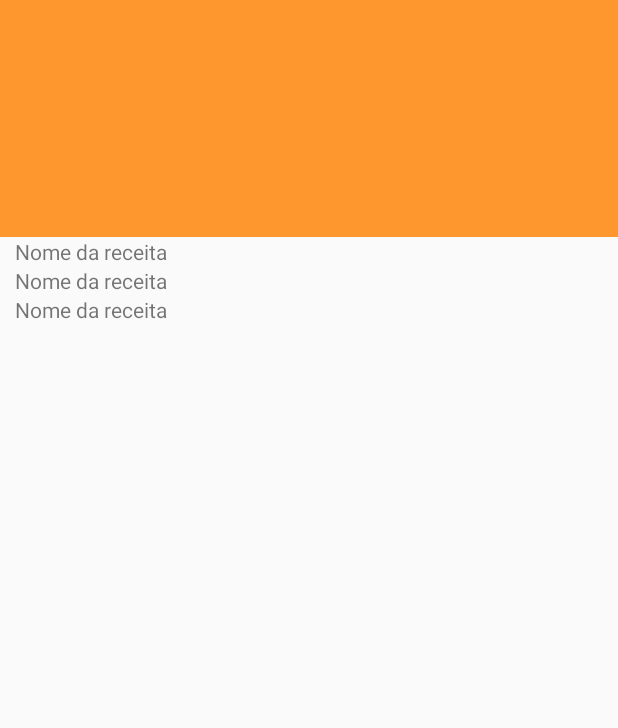
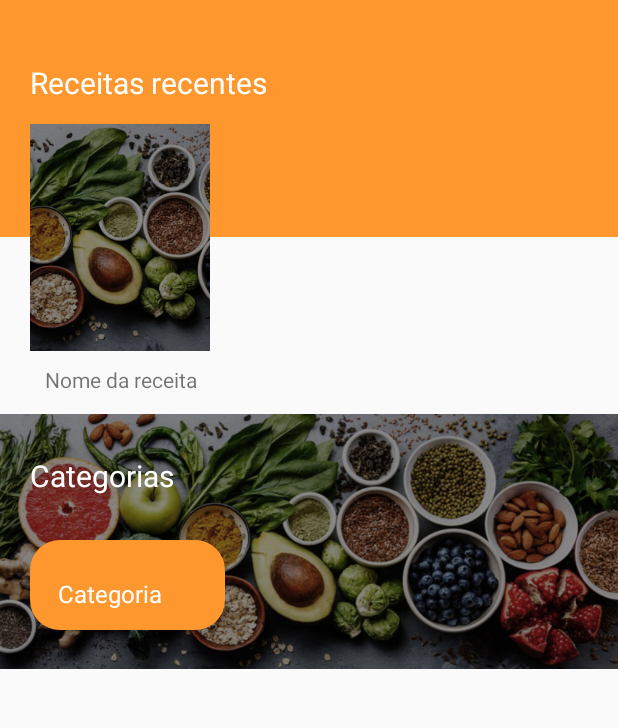
Before and after one commit to rafaelOsio/receita-de-bolso, an Android app: the layout fragment_inicio.xml on its own in the app's theme, with its tools: preview values and no code run, on a phone screen of 412 x 824 dp, the part 191-919 px from its top. Run offline under Robolectric (Android 15) with nearby library versions, the phone set to English and light mode, and no system bars.

Commit message:
crud receitas

```diff
--- a/src/app/src/main/AndroidManifest.xml
+++ b/src/app/src/main/AndroidManifest.xml
@@ -13,9 +13,8 @@
         <activity android:name=".Activities.MainActivity"
             android:theme="@style/AppTheme.NoActionBar">
             <intent-filter>
+                <action android:name="android.intent.action.VIEW"/>
                 <action android:name="android.intent.action.MAIN" />
-                <action android:name="android.intent.action.VIEW" />
-
                 <category android:name="android.intent.category.LAUNCHER" />
             </intent-filter>
         </activity>
@@ -26,6 +25,7 @@
             </activity>
         <activity android:name=".Activities.RecipeGetByIdActivity">
         </activity>
+
     </application>
 
 </manifest>
--- a/src/app/src/main/java/br/com/receita_de_bolso/Adapters/ReceitaMainAdapter.java
+++ b/src/app/src/main/java/br/com/receita_de_bolso/Adapters/ReceitaMainAdapter.java
@@ -43,7 +43,7 @@ public class ReceitaMainAdapter extends RecyclerView.Adapter<ReceitaMainViewHold
         DateFormat dateFormat = new SimpleDateFormat("yyyy-MM-dd HH:mm:ss");
         String strDataUltimoAcesso = dateFormat.format(this.receitas.get(i).getUltimoAcesso());
 
-        receitaMainViewHolder.nome.setText(this.receitas.get(i).getNome() + " - " + strDataUltimoAcesso);
+        receitaMainViewHolder.nome.setText(this.receitas.get(i).getNome());
 
     }
 
--- a/src/app/src/main/res/layout/activity_receita_form.xml
+++ b/src/app/src/main/res/layout/activity_receita_form.xml
@@ -15,7 +15,7 @@
             android:layout_height="48dp"
             android:layout_marginStart="20dp"
             android:layout_marginTop="20dp"
-            android:background="@drawable/ic_back"
+            android:background="@drawable/ic_rounded_back"
             app:layout_constraintStart_toStartOf="parent"
             app:layout_constraintTop_toTopOf="parent" />
 
--- a/src/app/src/main/res/layout/fragment_inicio.xml
+++ b/src/app/src/main/res/layout/fragment_inicio.xml
@@ -30,21 +30,69 @@
             app:layout_constraintStart_toStartOf="@+id/view"
             app:layout_constraintTop_toTopOf="@+id/view" />
 
+        <TextView
+            android:id="@+id/textView7"
+            android:layout_width="match_parent"
+            android:layout_height="wrap_content"
+            android:layout_marginStart="20dp"
+            android:layout_marginTop="41dp"
+            android:layout_marginEnd="20dp"
+            android:text="Receitas recentes"
+            android:textColor="@color/colorPrimary"
+            android:textSize="20dp"
+            app:layout_constraintEnd_toEndOf="parent"
+            app:layout_constraintStart_toStartOf="parent"
+            app:layout_constraintTop_toBottomOf="@+id/imageView" />
+
         <androidx.recyclerview.widget.RecyclerView
             android:id="@+id/receitas_recyclerview"
+            android:layout_width="wrap_content"
+            android:layout_height="179dp"
+            android:layout_marginTop="14dp"
+            android:orientation="horizontal"
+            android:padding="0dp"
+            app:layout_constraintEnd_toEndOf="parent"
+            app:layout_constraintHorizontal_bias="0.0"
+            app:layout_constraintStart_toStartOf="parent"
+            app:layout_constraintTop_toBottomOf="@+id/textView7"
+            tools:listitem="@layout/item_recipe_main" />
+
+        <ImageView
+            android:id="@+id/imageView2"
+            android:layout_width="match_parent"
+            android:layout_height="170dp"
+            android:layout_marginTop="14dp"
+            android:scaleType="centerCrop"
+            android:src="@drawable/img_categories_bg"
+            app:layout_constraintEnd_toEndOf="parent"
+            app:layout_constraintStart_toStartOf="parent"
+            app:layout_constraintTop_toBottomOf="@+id/receitas_recyclerview" />
+
+        <TextView
+            android:id="@+id/categories_title"
             android:layout_width="match_parent"
             android:layout_height="wrap_content"
-            android:orientation="horizontal"
-            app:layout_constraintTop_toBottomOf="@+id/view"
-            tools:listitem="@layout/item_recipe_main" />
-
+            android:layout_marginStart="20dp"
+            android:layout_marginTop="27dp"
+            android:layout_marginEnd="20dp"
+            android:text="Categorias"
+            android:textColor="@color/colorPrimary"
+            android:textSize="20dp"
+            app:layout_constraintEnd_toEndOf="parent"
+            app:layout_constraintStart_toStartOf="parent"
+            app:layout_constraintTop_toTopOf="@+id/imageView2" />
 
         <androidx.recyclerview.widget.RecyclerView
             android:id="@+id/categorias_recyclerview"
-            android:layout_width="match_parent"
-            android:layout_height="wrap_content"
+            android:layout_width="wrap_content"
+            android:layout_height="60dp"
+            android:layout_marginTop="84dp"
             android:orientation="horizontal"
+            app:layout_constraintEnd_toEndOf="parent"
+            app:layout_constraintHorizontal_bias="0.0"
+            app:layout_constraintStart_toStartOf="parent"
             app:layout_constraintTop_toBottomOf="@+id/receitas_recyclerview"
+            app:layout_constraintTop_toTopOf="@+id/imageView2"
             tools:listitem="@layout/item_categoria_main" />
 
     </androidx.constraintlayout.widget.ConstraintLayout>
--- a/src/app/src/main/res/layout/fragment_receitas.xml
+++ b/src/app/src/main/res/layout/fragment_receitas.xml
@@ -12,7 +12,7 @@
         android:layout_height="wrap_content"
         android:layout_marginStart="20dp"
         android:layout_marginEnd="20dp"
-        android:text="O que vamos cozinhar hoje?"
+        android:text="O que vamos cozinhar?"
         android:textSize="30sp"
         app:layout_constraintEnd_toStartOf="@+id/btn_add_recipe"
         app:layout_constraintStart_toStartOf="parent"
@@ -29,11 +29,11 @@
         app:layout_constraintTop_toTopOf="parent" />
 
     <androidx.recyclerview.widget.RecyclerView
-        android:paddingLeft="20dp"
         android:id="@+id/recipe_recyclerview"
         android:layout_width="match_parent"
         android:layout_height="0dp"
         android:layout_marginTop="20dp"
+        android:paddingLeft="20dp"
         app:layout_constraintBottom_toBottomOf="parent"
         app:layout_constraintEnd_toEndOf="parent"
         app:layout_constraintStart_toStartOf="parent"
--- a/src/app/src/main/res/layout/item_categoria_main.xml
+++ b/src/app/src/main/res/layout/item_categoria_main.xml
@@ -1,15 +1,26 @@
 <?xml version="1.0" encoding="utf-8"?>
-<LinearLayout
-    xmlns:android="http://schemas.android.com/apk/res/android"
-    android:orientation="vertical"
+<androidx.constraintlayout.widget.ConstraintLayout xmlns:android="http://schemas.android.com/apk/res/android"
+    xmlns:app="http://schemas.android.com/apk/res-auto"
     android:layout_width="wrap_content"
-    android:layout_height="wrap_content"
-    android:layout_marginLeft="10dp"
-    android:layout_marginRight="10dp">
+    android:layout_height="60dp"
+    android:layout_marginLeft="20dp"
+    android:background="@drawable/category_bg"
+    android:orientation="vertical">
 
     <TextView
         android:id="@+id/categoria_nome"
         android:layout_width="wrap_content"
-        android:layout_height="wrap_content"/>
+        android:layout_height="wrap_content"
+        android:layout_marginStart="14dp"
+        android:layout_marginTop="25dp"
+        android:layout_marginEnd="37dp"
+        android:layout_marginBottom="14dp"
+        android:text="Categoria"
+        android:textColor="@color/colorPrimary"
+        android:textSize="16sp"
+        app:layout_constraintBottom_toBottomOf="parent"
+        app:layout_constraintEnd_toEndOf="parent"
+        app:layout_constraintStart_toStartOf="parent"
+        app:layout_constraintTop_toTopOf="parent" />
 
-</LinearLayout>
+</androidx.constraintlayout.widget.ConstraintLayout>
--- a/src/app/src/main/res/layout/item_recipe_main.xml
+++ b/src/app/src/main/res/layout/item_recipe_main.xml
@@ -1,15 +1,31 @@
 <?xml version="1.0" encoding="utf-8"?>
-<LinearLayout
+<androidx.constraintlayout.widget.ConstraintLayout
     xmlns:android="http://schemas.android.com/apk/res/android"
-    android:layout_width="wrap_content"
-    android:layout_height="wrap_content"
-    android:layout_marginLeft="10dp"
-    android:layout_marginRight="10dp">
+    xmlns:app="http://schemas.android.com/apk/res-auto"
+    xmlns:tools="http://schemas.android.com/tools"
+    android:layout_width="120dp"
+    android:layout_marginLeft="20dp"
+    android:layout_height="179dp">
+
+    <ImageView
+        android:id="@+id/imageView6"
+        android:layout_width="0dp"
+        android:layout_height="151dp"
+        android:src="@drawable/img_categories_bg"
+        android:scaleType="centerCrop"
+        app:layout_constraintEnd_toEndOf="parent"
+        app:layout_constraintStart_toStartOf="parent"
+        app:layout_constraintTop_toTopOf="parent" />
 
     <TextView
         android:id="@+id/receita_nome"
         android:layout_width="match_parent"
         android:layout_height="wrap_content"
-        android:text="Nome da receita"/>
+        android:layout_marginTop="9dp"
+        android:text="Nome da receita"
+        android:textAlignment="center"
+        app:layout_constraintEnd_toEndOf="parent"
+        app:layout_constraintStart_toStartOf="parent"
+        app:layout_constraintTop_toBottomOf="@+id/imageView6" />
 
-</LinearLayout>
+</androidx.constraintlayout.widget.ConstraintLayout>
```
Also changed, not shown: src/app/src/main/java/br/com/receita_de_bolso/Activities/ReceitaFormActivity.java (+20 -11 lines), src/app/src/main/java/br/com/receita_de_bolso/Activities/RecipeGetByIdActivity.java (+50 -9 lines), src/app/src/main/java/br/com/receita_de_bolso/Adapters/ReceitaAdapterAdapter.java (+7 -0 lines), src/app/src/main/java/br/com/receita_de_bolso/Domain/Categoria.java (+15 -0 lines), src/app/src/main/res/drawable/ic_back.xml (deleted, +0 -32 lines), src/app/src/main/res/drawable/ic_rounded_back.xml (added, +45 -0 lines), src/app/src/main/res/drawable/ic_rounded_delete.xml (added, +29 -0 lines), src/app/src/main/res/drawable/ic_rounded_edit.xml (added, +25 -0 lines), src/app/src/main/res/drawable/ic_rounded_favorite.xml (added, +29 -0 lines), src/app/src/main/res/layout/activity_get_by_id_recipe.xml (+58 -48 lines), src/app/src/main/res/layout/item_recipe.xml (+15 -13 lines), src/app/src/main/res/layout/splash_screen.xml (added, +33 -0 lines), src/app/src/main/res/drawable-v24/img_categories_bg.jpg (added).
